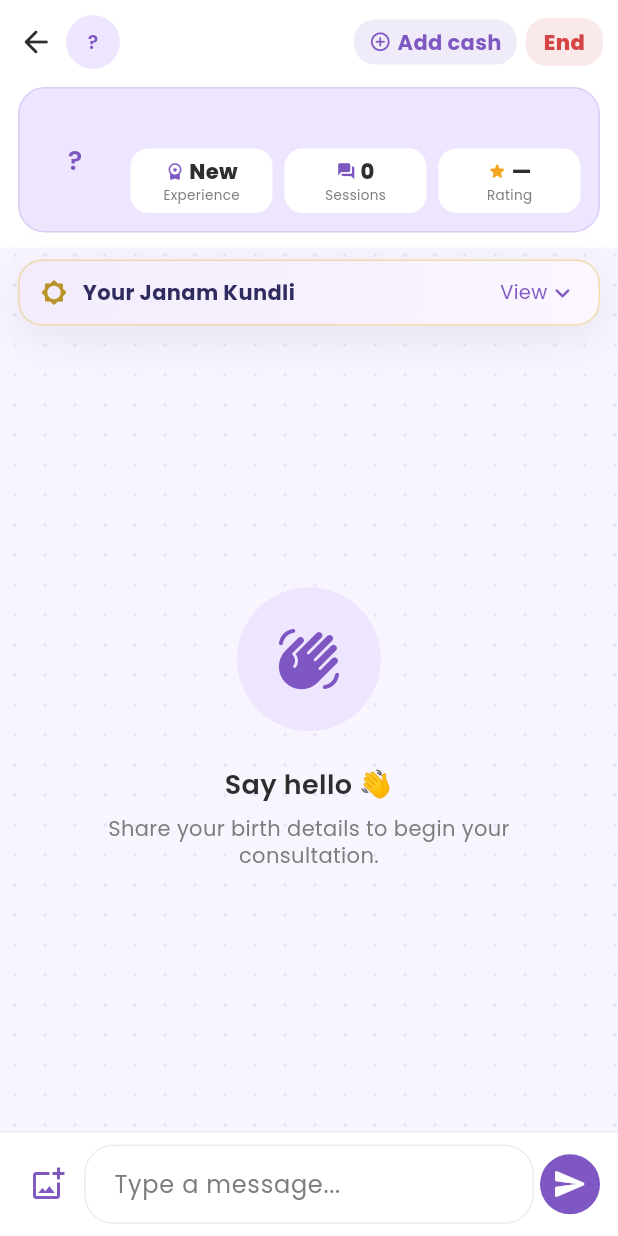
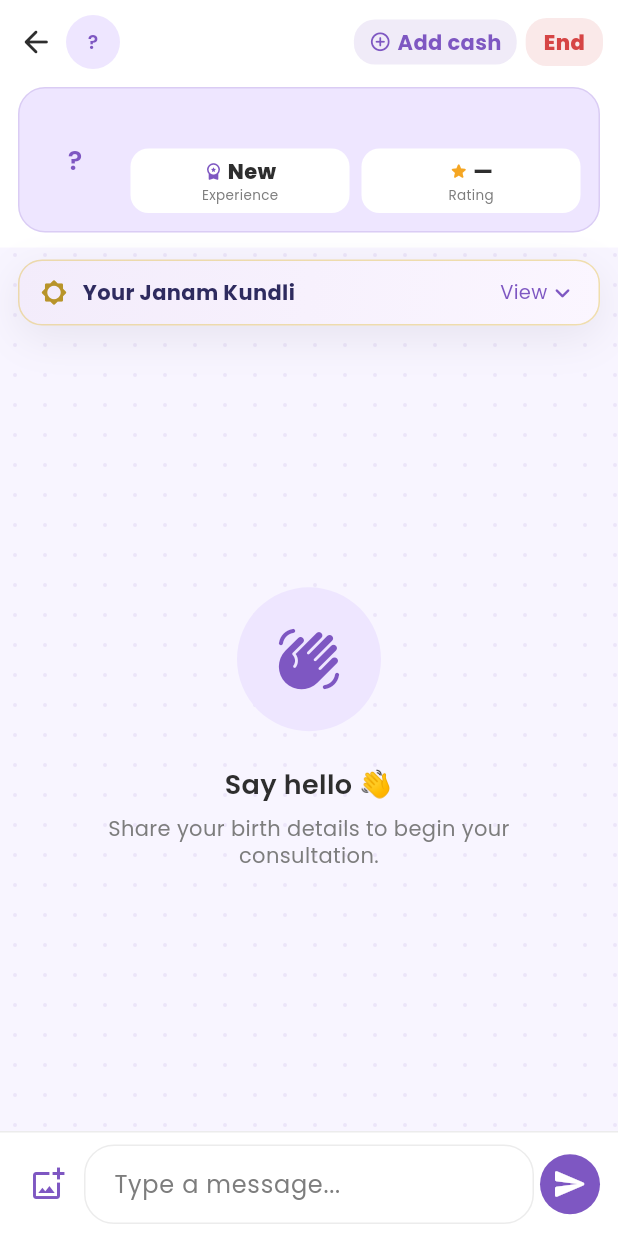
Before and after one commit to aaddrriisshh-dev/Asktro, a Flutter app: the ChatConsultationScreen screen opened directly with empty values, on a phone screen of 412 x 824 dp. Run offline on Flutter 3.47's test engine with Material 3 defaults, Android fonts, the phone set to English and light mode, and no system bars; our stand-ins replace audioplayers, cached_network_image, cloud_firestore, cloud_functions, connectivity_plus, equatable and 18 more; missing offline and left inert: agora_rtc_engine, firebase_app_check, flutter_file_dialog, razorpay_flutter; accounts and stored records are empty.

Commit message:
Compliance: honest AI display, AI badge in chat, no fake product ratings
AI personas no longer show fabricated human credentials anywhere:
- Rail thumbnails + list cards: AI shows 'Free / Instant reply' instead of
  fake rating + years-of-experience; humans keep real stats (0 rating hidden).
- Profile: AI shows honest Free/Instant/24x7 attributes instead of fake
  rating/experience/sessions/followers; humans keep real (zeros hidden).
- Live chat: AI badge now shown in the header AND name-card; the 'Asktro
  Verified' pill is gated !isAI (was leaking on AI); AI shows honest chips.
- Always-available/online kept for AI (it is true).
Group Pujas banner CTA 'Book Now' -> 'Coming Soon' (feature not live).
Product ratings: default 4.8 -> 0; star/score shown only when ratingCount>0
(card badge, detail header, reviews block) — no fabricated ratings on unrated
products. Human astrologers and real reviews unaffected.

Co-Authored-By: Claude Opus 4.8 <noreply@anthropic.com>
Claude-Session: https://claude.ai/code/session_01WRrriC1w7QS5YfDnWvnAQM

```diff
--- a/apps/customer/lib/features/consultation/chat_consultation_screen.dart
+++ b/apps/customer/lib/features/consultation/chat_consultation_screen.dart
@@ -783,7 +783,7 @@ class _ChatConsultationScreenState extends ConsumerState<ChatConsultationScreen>
                                 .copyWith(fontWeight: FontWeight.w800, fontSize: 15.5),
                             overflow: TextOverflow.ellipsis,),
                       ),
-                      if (a.verified) ...[
+                      if (a.verified && !a.isAI) ...[
                         const SizedBox(width: 6),
                         Container(
                           padding: const EdgeInsets.symmetric(horizontal: 7, vertical: 2),
@@ -806,16 +806,35 @@ class _ChatConsultationScreenState extends ConsumerState<ChatConsultationScreen>
                           ),
                         ),
                       ],
+                      if (a.isAI) ...[
+                        const SizedBox(width: 6),
+                        const AiBadge(compact: true),
+                      ],
                     ],
                   ),
                   const SizedBox(height: 8),
+                  // AI shows honest, true attributes; humans show real stats with
+                  // zeros hidden (no fabricated experience/sessions/rating on AI).
+                  if (a.isAI)
+                    Row(
+                      children: [
+                        _statChip(Icons.bolt_rounded, 'Free', 'to chat'),
+                        const SizedBox(width: 8),
+                        _statChip(Icons.flash_on_rounded, 'Instant', 'replies'),
+                        const SizedBox(width: 8),
+                        _statChip(Icons.schedule_rounded, '24×7', 'available'),
+                      ],
+                    )
+                  else
                     Row(
                       children: [
                         _statChip(Icons.workspace_premium_rounded,
                             a.experience > 0 ? '${a.experience} yrs' : 'New', 'Experience',),
                         const SizedBox(width: 8),
+                        if (a.totalConsultations > 0) ...[
                           _statChip(Icons.forum_rounded, '${a.totalConsultations}', 'Sessions'),
                           const SizedBox(width: 8),
+                        ],
                         _statChip(Icons.star_rounded,
                             a.rating > 0 ? a.rating.toStringAsFixed(1) : '—', 'Rating', gold: true,),
                       ],
@@ -929,6 +948,7 @@ class _ChatConsultationScreenState extends ConsumerState<ChatConsultationScreen>
                 astrologerName: widget.astrologer.name,
                 photoUrl: widget.astrologer.profilePhoto,
                 verified: widget.astrologer.verified && !widget.astrologer.isAI,
+                isAI: widget.astrologer.isAI,
                 remainingSec: s.displayRemainingSec,
                 warnLevel: s.warnLevel,
                 onRecharge: _goRecharge,
--- a/apps/customer/lib/features/consultation/consultation_header.dart
+++ b/apps/customer/lib/features/consultation/consultation_header.dart
@@ -24,6 +24,7 @@ class ConsultationHeader extends StatelessWidget {
     required this.onBack,
     required this.onEnd,
     this.showCountdown = true,
+    this.isAI = false,
   });
 
   final String astrologerName;
@@ -39,6 +40,10 @@ class ConsultationHeader extends StatelessWidget {
   /// hidden and replaced by a plain "Add cash" shortcut. When true (a fresh
   /// free user on their 3 free minutes), the countdown is shown.
   final bool showCountdown;
+
+  /// AI persona → show the AI disclosure badge in the live chat header, so an AI
+  /// is never mistaken for a human during the conversation itself.
+  final bool isAI;
 
   Color get _timerColor => switch (warnLevel) {
         >= 2 => AppColors.error,
@@ -73,6 +78,7 @@ class ConsultationHeader extends StatelessWidget {
                           overflow: TextOverflow.ellipsis,),
                     ),
                     if (verified) ...[const SizedBox(width: 4), const VerifiedBadge(size: 13)],
+                    if (isAI) ...[const SizedBox(width: 4), const AiBadge(compact: true)],
                   ],
                 ),
               ),
--- a/apps/customer/lib/features/store/store_models.dart
+++ b/apps/customer/lib/features/store/store_models.dart
@@ -155,7 +155,7 @@ class StoreProduct {
     this.images = const [],
     this.stock,
     this.sortOrder = 0,
-    this.rating = 4.8,
+    this.rating = 0,
     this.ratingCount = 0,
     this.bestSeller = false,
     this.newLaunch = false,
@@ -205,7 +205,7 @@ class StoreProduct {
       images: List<String>.from((m['images'] ?? const []) as List),
       stock: m['stock'] == null ? null : ((m['stock']) as num).toInt(),
       sortOrder: ((m['sortOrder'] ?? 0) as num).toInt(),
-      rating: ((m['rating'] ?? 4.8) as num).toDouble(),
+      rating: ((m['rating'] ?? 0) as num).toDouble(),
       ratingCount: ((m['ratingCount'] ?? 0) as num).toInt(),
       bestSeller: (m['bestSeller'] ?? false) as bool,
       newLaunch: (m['newLaunch'] ?? false) as bool,
--- a/apps/customer/lib/features/store/store_widgets.dart
+++ b/apps/customer/lib/features/store/store_widgets.dart
@@ -146,6 +146,9 @@ class ProductCard extends StatelessWidget {
                             style: const TextStyle(fontSize: 9.5, fontWeight: FontWeight.w800, color: Mall.gold, letterSpacing: 0.2),),
                       ),
                     ),
+                  // Show the star badge only once a product has REAL ratings —
+                  // never a fabricated default score on an unrated product.
+                  if (product.ratingCount > 0)
                     Positioned(
                       right: 8, bottom: 8,
                       child: Container(
```
Also changed, not shown: apps/customer/lib/features/astrologer/astrologer_card.dart (+16 -1 lines), apps/customer/lib/features/astrologer/astrologer_profile_screen.dart (+23 -9 lines), apps/customer/lib/features/home/home_feed.dart (+19 -3 lines), apps/customer/lib/features/store/product_detail_screen.dart (+13 -3 lines). Lines whose indentation alone changed are shown as unchanged.
